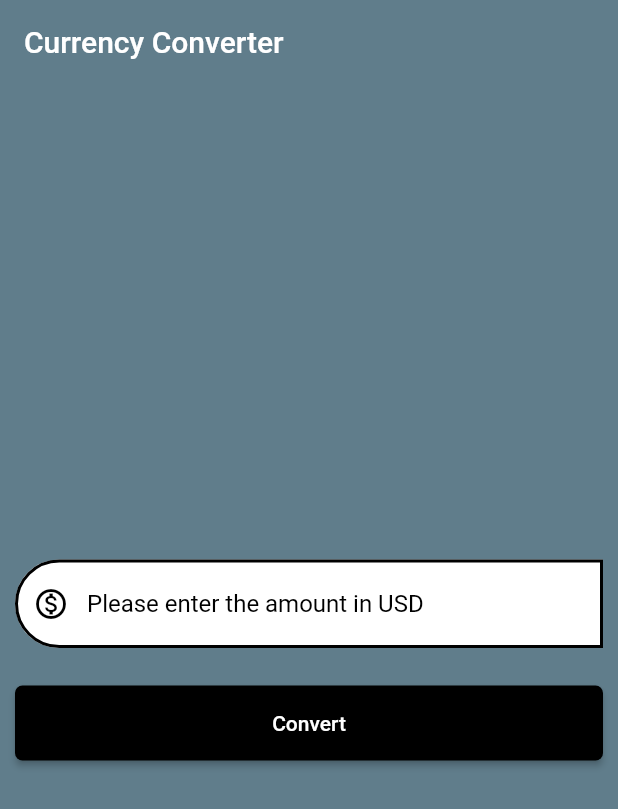
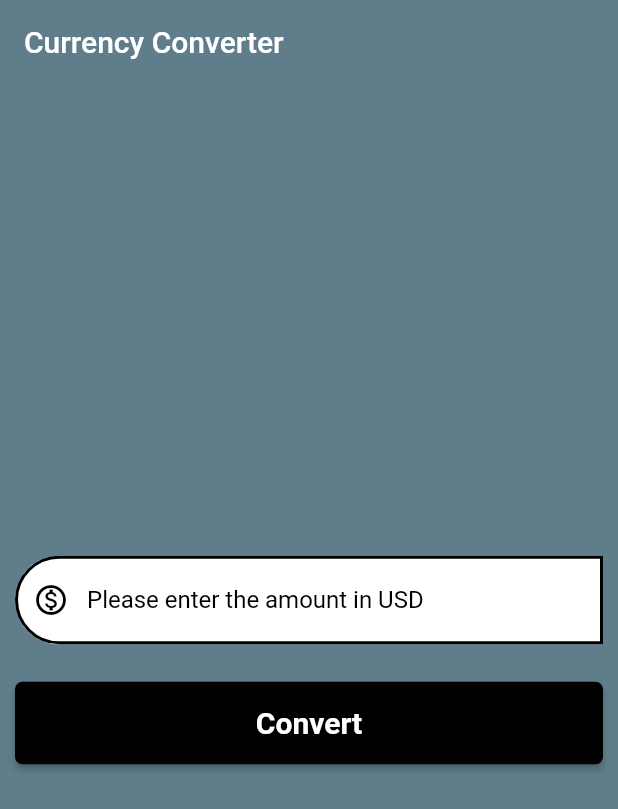
Before and after one commit to marcosmanto/dollar_to_rupia, a Flutter app: the screen it shows after launch, on a phone screen of 412 x 824 dp. Shown: the top 809 px of the screen. Run offline on Flutter 3.47's test engine with Material 2 defaults, Android fonts, the phone set to English and light mode, and no system bars; our stand-ins replace motion_toast.

Commit message:
Some adjustments. Convert is called onChange now.

```diff
--- a/lib/currency_converter_material_page.dart
+++ b/lib/currency_converter_material_page.dart
@@ -109,6 +109,15 @@ class _CurrencyConverterMaterialPageState
                   ),
                 ),
               TextField(
+                onSubmitted: (value) => convert(),
+                onChanged: (newText) {
+                  if (newText.isNotEmpty) {
+                    convert();
+                  } else {
+                    result = 0;
+                    setState(() {});
+                  }
+                },
                 onTapOutside: (e) => FocusScope.of(context).unfocus(),
                 controller: textEditingController,
                 style: const TextStyle(
@@ -136,12 +145,19 @@ class _CurrencyConverterMaterialPageState
                 style: TextButton.styleFrom(
                   backgroundColor: Colors.black,
                   foregroundColor: Colors.white,
-                  minimumSize: const Size(double.infinity, 50),
+                  minimumSize: const Size(double.infinity, 55),
                   shape: RoundedRectangleBorder(
                     borderRadius: BorderRadius.circular(5),
                   ),
                 ),
-                child: const Text('Convert'),
+                child: const Text(
+                  'Convert',
+                  style: TextStyle(
+                    color: Colors.white,
+                    fontSize: 20,
+                    fontWeight: FontWeight.bold,
+                  ),
+                ),
               ),
             ],
           ),
```
